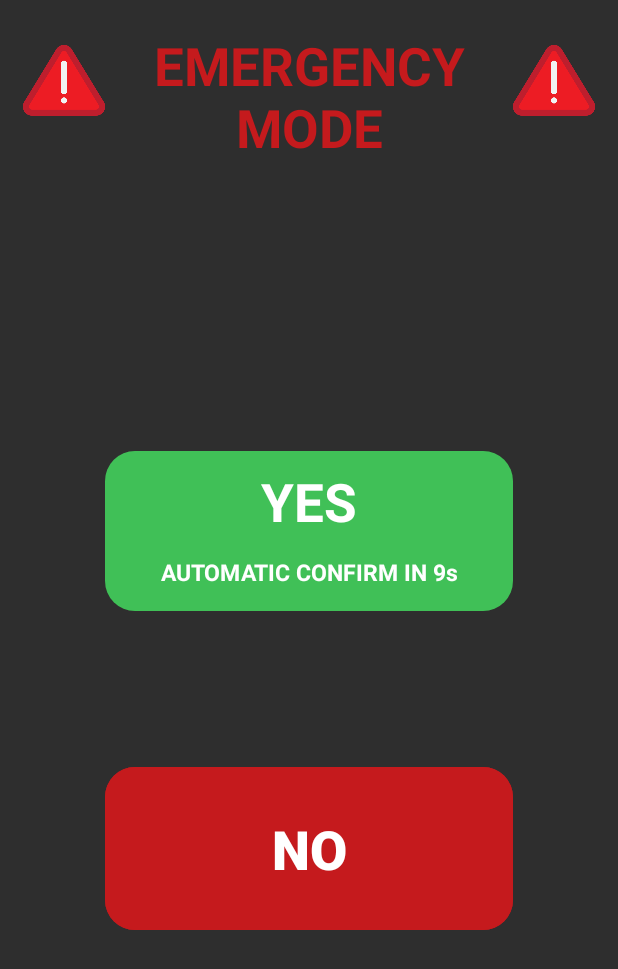
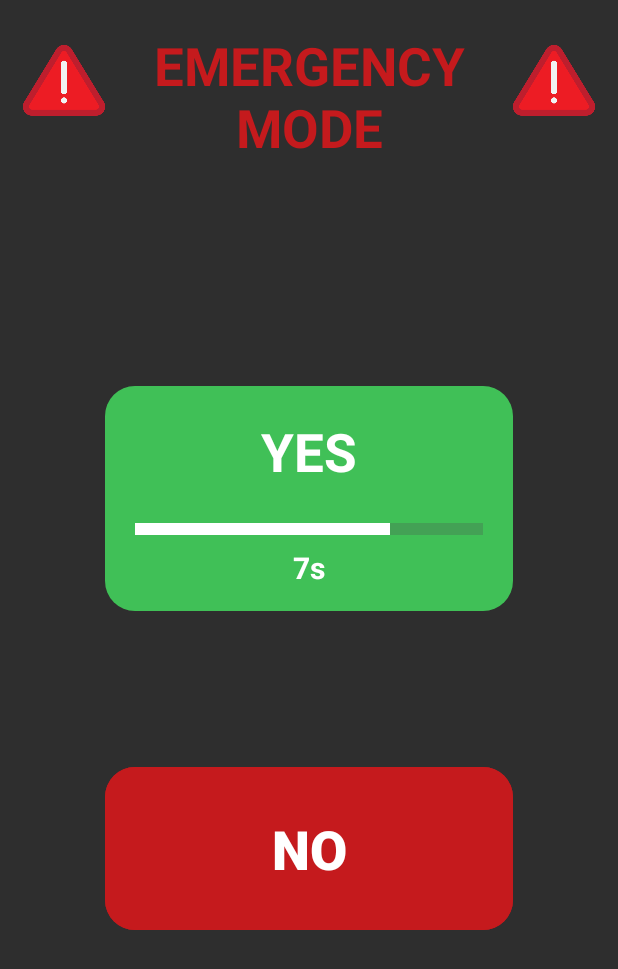
Before and after one commit to DanieleBertagnoli/ALFAF, an Android app: the EmergencyModeActivity screen opened directly, with no data from a screen before it, on a phone screen of 412 x 824 dp. Shown: the top 969 px of the screen. Run offline under Robolectric (Android 15) with nearby library versions, the phone set to English and light mode, and no system bars.

Commit message:
added progress bar

```diff
--- a/Application/app/src/main/java/com/project/alfaf/activities/EmergencyModeActivity.java
+++ b/Application/app/src/main/java/com/project/alfaf/activities/EmergencyModeActivity.java
@@ -7,6 +7,7 @@ import android.content.pm.PackageManager;
 import android.os.Bundle;
 import android.os.CountDownTimer;
 import android.telephony.SmsManager;
+import android.widget.ProgressBar;
 import android.widget.RelativeLayout;
 import android.widget.TextView;
 import android.database.Cursor;
@@ -41,7 +42,8 @@ public class EmergencyModeActivity extends AppCompatActivity {
 
     private final int automaticConfirmTimer = 10; // Automatic confirm timer in seconds
     private CountDownTimer countDownTimer;
-    private TextView autoActivateTxt;
+    private ProgressBar progressBar;
+    private TextView progressText;
 
     @Override
     protected void onCreate(Bundle savedInstanceState) {
@@ -73,22 +75,26 @@ public class EmergencyModeActivity extends AppCompatActivity {
             startActivity(intent);
         });
 
-        autoActivateTxt = findViewById(R.id.auto_activate_txt);
+        progressBar = findViewById(R.id.progress_bar);
+        progressText = findViewById(R.id.progress_text);
 
         // Start the countdown timer
         startConfirmCountdown();
     }
 
     private void startConfirmCountdown() {
-        countDownTimer = new CountDownTimer(automaticConfirmTimer * 1000, 1000) {
+        countDownTimer = new CountDownTimer(automaticConfirmTimer * 1000, 100) {
             @Override
             public void onTick(long millisUntilFinished) {
-                String newText = "AUTOMATIC CONFIRM IN " + millisUntilFinished/1000 + "s";
-                autoActivateTxt.setText(newText);
+                int progress = (int) ((millisUntilFinished / (double) (automaticConfirmTimer * 1000)) * 100);
+                progressBar.setProgress(progress);
+                progressText.setText(String.format("%ds", millisUntilFinished / 1000)); // Update progress text
             }
 
             @Override
             public void onFinish() {
+                progressBar.setProgress(0);
+                progressText.setText("Activated");
                 manageEmergency();
             }
         }.start();
--- a/Application/app/src/main/res/layout/activity_emergency_mode.xml
+++ b/Application/app/src/main/res/layout/activity_emergency_mode.xml
@@ -1,4 +1,3 @@
-<?xml version="1.0" encoding="utf-8"?>
 <androidx.constraintlayout.widget.ConstraintLayout xmlns:android="http://schemas.android.com/apk/res/android"
     xmlns:app="http://schemas.android.com/apk/res-auto"
     xmlns:tools="http://schemas.android.com/tools"
@@ -30,23 +29,41 @@
             android:layout_height="wrap_content"
             android:layout_centerHorizontal="true"
             android:text="YES"
+            android:layout_marginTop="10dp"
             android:textAlignment="center"
             android:textColor="@color/white"
             android:textSize="35sp"
             android:textStyle="bold" />
 
-        <TextView
-            android:id="@+id/auto_activate_txt"
-            android:layout_width="wrap_content"
+        <FrameLayout
+            android:layout_width="match_parent"
             android:layout_height="wrap_content"
-            android:layout_centerHorizontal="true"
-            android:text="AUTOMATIC CONFIRM IN Xs"
-            android:textAlignment="center"
-            android:textColor="@color/white"
-            android:textSize="15sp"
-            android:layout_marginTop="60dp"
-            android:textStyle="bold" />
+            android:layout_below="@id/yes_txt"
+            android:layout_marginTop="20dp"
+            android:layout_marginHorizontal="20dp">
 
+            <ProgressBar
+                android:id="@+id/progress_bar"
+                style="?android:attr/progressBarStyleHorizontal"
+                android:layout_width="match_parent"
+                android:layout_height="wrap_content"
+                android:max="100"
+                android:scaleY="2"
+                android:progress="100"
+                android:progressTint="@color/white"
+                android:indeterminate="false"
+                android:visibility="visible" />
+
+            <TextView
+                android:id="@+id/progress_text"
+                android:layout_width="match_parent"
+                android:layout_height="wrap_content"
+                android:gravity="center"
+                android:textColor="@color/white"
+                android:textSize="20sp"
+                android:layout_marginTop="20dp"
+                android:textStyle="bold" />
+        </FrameLayout>
 
     </RelativeLayout>
 
```
